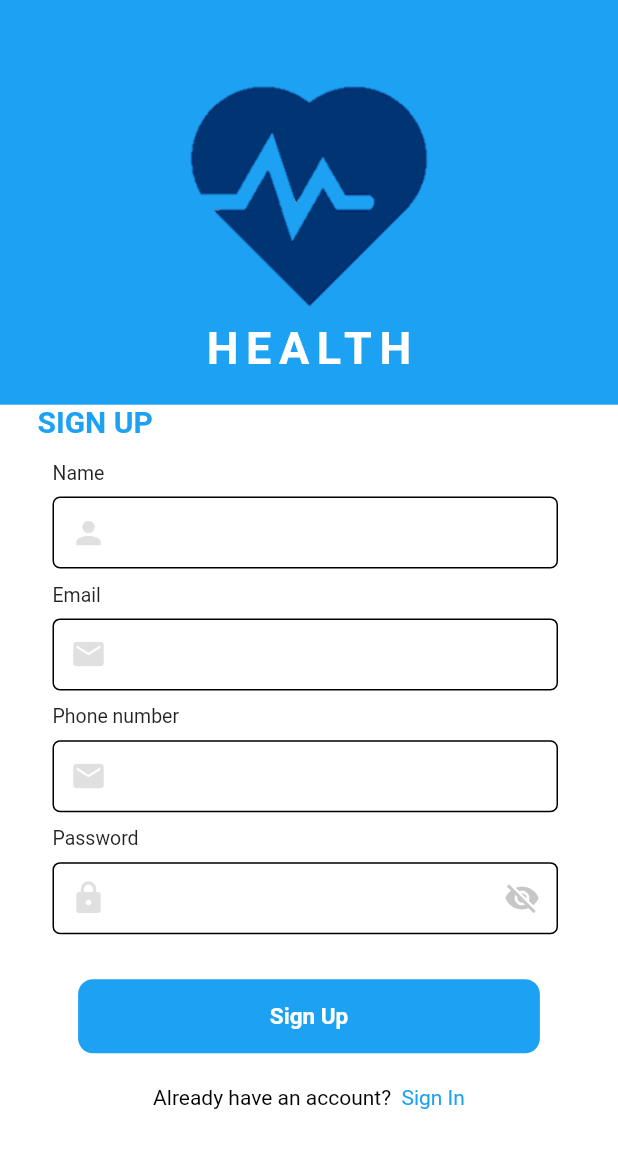
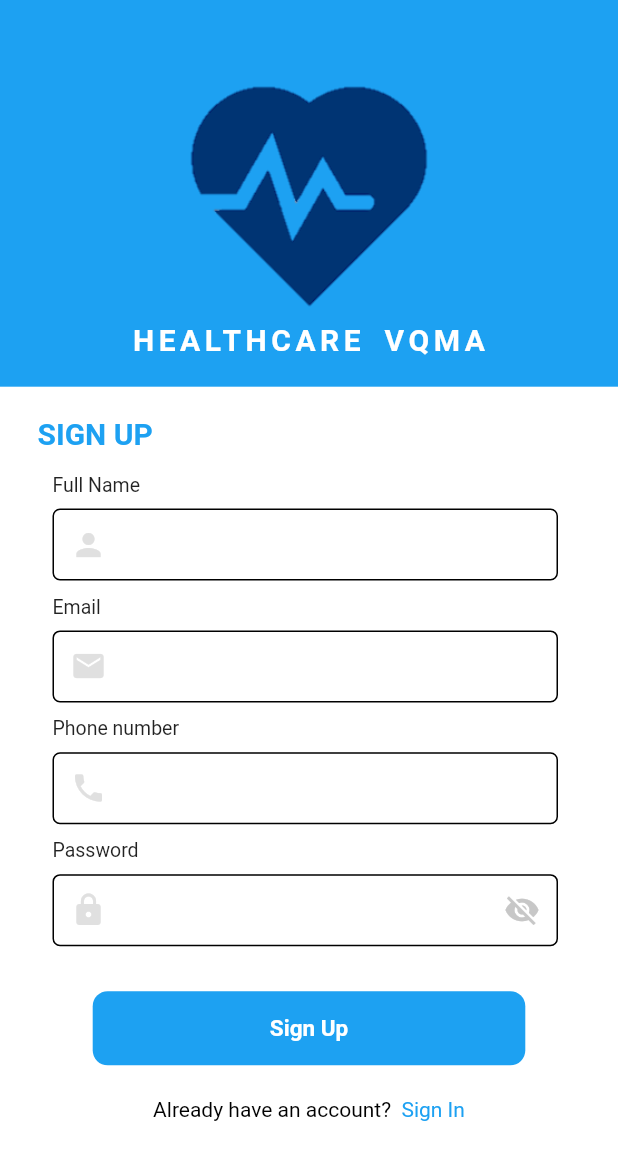
Before and after one commit to sashad97/medical_appointment, a Flutter app: the screen it shows after launch, after a tap on "Login", after a tap on "Sign Up", on a phone screen of 412 x 824 dp. Shown: the top 1160 px of the screen. Run offline on Flutter 3.47's test engine with Material 2 defaults, Android fonts, the phone set to English and light mode, and no system bars; our stand-ins replace animated_splash_screen, another_flushbar, cloud_firestore, connectivity, firebase_auth, firebase_core and 9 more; missing offline and left inert: ars_progress_dialog; accounts and stored records are empty; Roboto replaces fonts that are missing (Caros).

Commit message:
new update 2

```diff
--- a/lib/view/authViews/SignUp/signup.dart
+++ b/lib/view/authViews/SignUp/signup.dart
@@ -49,13 +49,13 @@ class _SignUpViewState extends State<SignUpView> {
                               alignment: Alignment.center,
                             ),
                           ),
-                          Text('HEALTH',
+                          Text('HEALTHCARE VQMA',
                               style: TextStyle(
                                   color: Colors.white,
-                                  fontSize: 30,
+                                  fontSize: 20,
                                   fontWeight: FontWeight.bold,
                                   wordSpacing: 5,
-                                  letterSpacing: 5),
+                                  letterSpacing: 3),
                               textAlign: TextAlign.left),
                           Expanded(
                             child: Container(
@@ -73,23 +73,27 @@ class _SignUpViewState extends State<SignUpView> {
                                   key: formKey,
                                   autovalidateMode:
                                       AutovalidateMode.onUserInteraction,
-                                  child: ListView(
-                                      shrinkWrap: true,
-                                      scrollDirection: Axis.vertical,
+                                  child: Column(
+                                      // shrinkWrap: true,
+                                      // scrollDirection: Axis.vertical,
                                       children: [
-                                        Padding(
-                                          padding: const EdgeInsets.symmetric(
-                                              horizontal: 10.0),
-                                          child: Text('SIGN UP',
-                                              style: headertextStyle,
-                                              textAlign: TextAlign.left),
+                                        customYMargin(20),
+                                        Align(
+                                          alignment: Alignment.topLeft,
+                                          child: Padding(
+                                            padding: const EdgeInsets.only(
+                                                left: 10.0),
+                                            child: Text('SIGN UP',
+                                                style: headertextStyle,
+                                                textAlign: TextAlign.left),
+                                          ),
                                         ),
                                         SizedBox(height: 5),
                                         CustomTextFormField(
                                           hasPrefixIcon: true,
                                           prefixIcon: Icon(Icons.person,
                                               color: AppColors.grey),
-                                          label: "Name",
+                                          label: "Full Name",
                                           borderStyle: BorderStyle.solid,
                                           textInputType:
                                               TextInputType.emailAddress,
@@ -119,7 +123,7 @@ class _SignUpViewState extends State<SignUpView> {
                                         ),
                                         CustomTextFormField(
                                           hasPrefixIcon: true,
-                                          prefixIcon: Icon(Icons.mail,
+                                          prefixIcon: Icon(Icons.phone,
                                               color: AppColors.grey),
                                           label: "Phone number",
                                           borderStyle: BorderStyle.solid,
--- a/lib/view/authViews/login/loginpage.dart
+++ b/lib/view/authViews/login/loginpage.dart
@@ -62,13 +62,13 @@ class _LogInPageState extends State<LogInPage> {
                                       MediaQuery.of(context).size.height * 0.2,
                                   alignment: Alignment.center,
                                 ),
-                                Text('HEALTH',
+                                Text('HEALTHCARE VQMA',
                                     style: TextStyle(
                                         color: Colors.white,
-                                        fontSize: 30,
+                                        fontSize: 20,
                                         fontWeight: FontWeight.bold,
                                         wordSpacing: 5,
-                                        letterSpacing: 5),
+                                        letterSpacing: 3),
                                     textAlign: TextAlign.left),
                               ],
                             ),
@@ -85,16 +85,20 @@ class _LogInPageState extends State<LogInPage> {
                               padding: const EdgeInsets.fromLTRB(15, 0, 15, 0),
                               child: Form(
                                 key: formKey,
-                                child: ListView(
-                                    shrinkWrap: true,
-                                    scrollDirection: Axis.vertical,
+                                child: Column(
+                                    // shrinkWrap: true,
+                                    // scrollDirection: Axis.vertical,
                                     children: [
-                                      Padding(
-                                        padding: const EdgeInsets.symmetric(
-                                            horizontal: 10.0),
-                                        child: Text('LOGIN',
-                                            style: headertextStyle,
-                                            textAlign: TextAlign.left),
+                                      customYMargin(20),
+                                      Align(
+                                        alignment: Alignment.topLeft,
+                                        child: Padding(
+                                          padding:
+                                              const EdgeInsets.only(left: 10.0),
+                                          child: Text('LOGIN',
+                                              style: headertextStyle,
+                                              textAlign: TextAlign.left),
+                                        ),
                                       ),
                                       SizedBox(height: 5),
                                       CustomTextFormField(
--- a/lib/view/authViews/resetpassword/resetpassword.dart
+++ b/lib/view/authViews/resetpassword/resetpassword.dart
@@ -37,7 +37,7 @@ class ResetPasswordpageState extends State<ResetPasswordpage> {
                     onPressed: () {
                       model.pop();
                     }),
-                backgroundColor: AppColors.loadingColor,
+                backgroundColor: AppColors.primaryColor,
                 title: Text(
                   'Change Password',
                   textAlign: TextAlign.center,
```
